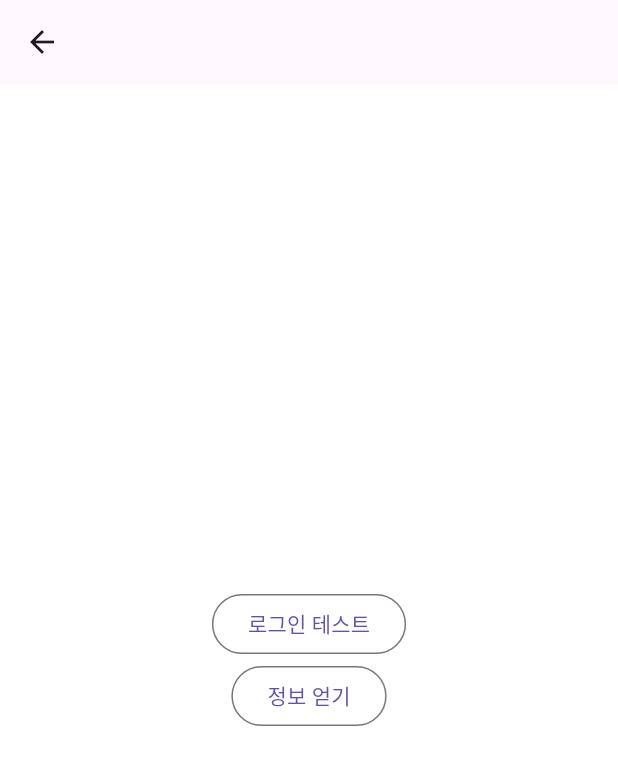
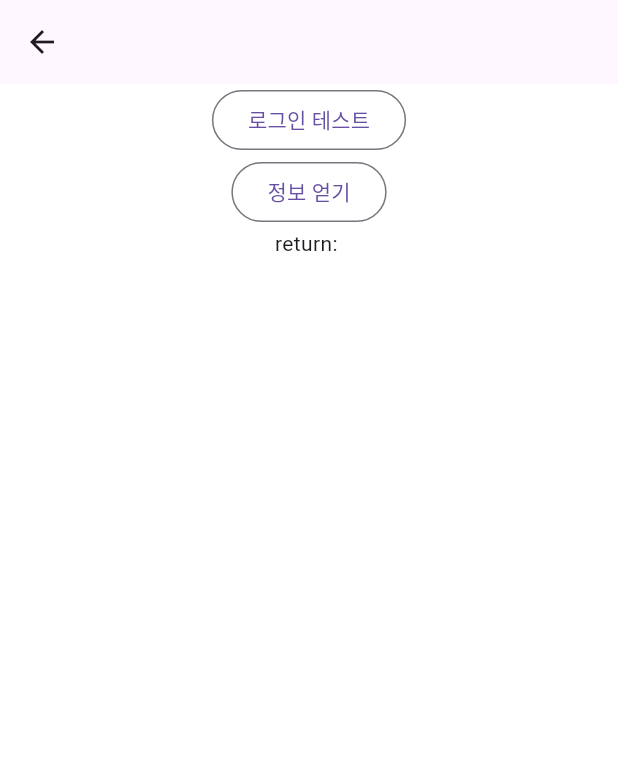
Before and after one commit to hconnectdx/hcm_core, a Flutter app: the DioView screen opened by its route, on a phone screen of 412 x 824 dp. Shown: the top 765 px of the screen. Run offline on Flutter 3.47's test engine with Material 3 defaults, Android fonts, the phone set to English and light mode, and no system bars; our stand-ins replace dio, flutter_blue_plus, flutter_secure_storage, get, hive_flutter, logger and 2 more; accounts and stored records are empty; generated files the repository leaves out were written again; Roboto replaces fonts that are missing (SpoqaHanSansNeo).

```diff
--- a/example/lib/view/ble/ble_view.dart
+++ b/example/lib/view/ble/ble_view.dart
@@ -2,7 +2,6 @@ import 'package:flutter/material.dart';
 import 'package:hcm_core/core/ble/view/ble_scan_view.dart';
 
 class BleView {
-  @override
   Widget build(BuildContext context) {
     return Scaffold(
       appBar: AppBar(),
--- a/example/lib/view/dio/repository/auth_repository.dart
+++ b/example/lib/view/dio/repository/auth_repository.dart
@@ -67,15 +67,16 @@ class AuthRepository {
     return null;
   }
 
-  Future<MyInfo?> getMyInfo() async {
+  Future<String?> getMyInfo() async {
     try {
       final response = await AccountApi(HCApi.dio).getMyInfo();
-      return response;
+      return response.data?.toJson().toString();
     } on APIException catch (e) {
       Logger().e("APIException: ${e}");
+      return e.error.toString();
     } on Exception catch (e) {
       Logger().e("Exception: ${e}");
+      return e.toString();
     }
-    return null;
   }
 }
--- a/example/lib/view/dio/ui/dio_view.dart
+++ b/example/lib/view/dio/ui/dio_view.dart
@@ -1,52 +1,25 @@
 import 'package:flutter/material.dart';
-import 'package:flutter_secure_storage/flutter_secure_storage.dart';
-import 'package:get/get.dart';
-import 'package:hcm_core/core/dio/hc_api.dart';
-import 'package:hcm_core_example/view/dio/model/login.dart';
 import 'package:hcm_core_example/view/dio/repository/auth_repository.dart';
-import 'package:logger/logger.dart';
 
-class DioView extends GetView {
-  const DioView({super.key});
+class DioView extends StatefulWidget {
+  DioView({Key? key}) : super(key: key);
+
+  @override
+  _DioViewState createState() => _DioViewState();
+}
+
+class _DioViewState extends State<DioView> {
+  var text = "";
 
   @override
   Widget build(BuildContext context) {
-    HCApi.initialize(
-      baseUrl: 'https://ichms.hconnect.co.kr',
-      refreshAccessToken: () async {
-        HCApi.refreshHeader();
-        FlutterSecureStorage storage = FlutterSecureStorage();
-        String refreshToken = await storage.read(key: "refreshToken") ?? "";
-
-        try {
-          Login? response =
-              await AuthRepository().refreshToken(refreshToken: refreshToken);
-
-          if (response == null || response.retCd == 3) {
-            Logger().e("로그인 페이지로");
-            return null;
-          }
-
-          String newAccessToken = response.accessToken ?? "";
-          String newRefreshToken = response.refreshToken ?? "";
-
-          await storage.write(key: "accessToken", value: newAccessToken);
-          await storage.write(key: "refreshToken", value: newRefreshToken);
-
-          return newAccessToken;
-        } catch (e) {
-          Logger().e("Exception: ${e}");
-          // 로그아웃
-          return null;
-        }
-      },
-    );
-
     return Scaffold(
       appBar: AppBar(),
-      body: Center(
+      body: Container(
+        width: double.infinity,
         child: Column(
-          mainAxisAlignment: MainAxisAlignment.center,
+          mainAxisAlignment: MainAxisAlignment.start,
+          crossAxisAlignment: CrossAxisAlignment.center,
           children: [
             OutlinedButton(
               onPressed: () async {
@@ -57,13 +30,82 @@ class DioView extends GetView {
             ),
             OutlinedButton(
               onPressed: () async {
-                await AuthRepository().getMyInfo();
+                text = await AuthRepository().getMyInfo() ?? "";
+                setState(() {});
               },
               child: const Text('정보 얻기'),
             ),
+            Text("return: ${text}"),
           ],
         ),
       ),
     );
   }
 }
+
+
+// class DioView extends GetView {
+//   DioView({super.key});
+//   var text = "";
+
+//   @override
+//   Widget build(BuildContext context) {
+//     HCApi.initialize(
+//       baseUrl: 'https://ichms.hconnect.co.kr',
+//       refreshAccessToken: () async {
+//         HCApi.refreshHeader();
+//         FlutterSecureStorage storage = FlutterSecureStorage();
+//         String refreshToken = await storage.read(key: "refreshToken") ?? "";
+
+//         try {
+//           Login? response =
+//               await AuthRepository().refreshToken(refreshToken: refreshToken);
+
+//           if (response == null || response.retCd == 3) {
+//             Logger().e("로그인 페이지로");
+//             return null;
+//           }
+
+//           String newAccessToken = response.accessToken ?? "";
+//           String newRefreshToken = response.refreshToken ?? "";
+
+//           await storage.write(key: "accessToken", value: newAccessToken);
+//           await storage.write(key: "refreshToken", value: newRefreshToken);
+
+//           return newAccessToken;
+//         } catch (e) {
+//           Logger().e("Exception: ${e}");
+//           // 로그아웃
+//           return null;
+//         }
+//       },
+//     );
+
+//     return Scaffold(
+//       appBar: AppBar(),
+//       body: Container(
+//         width: double.infinity,
+//         child: Column(
+//           mainAxisAlignment: MainAxisAlignment.start,
+//           crossAxisAlignment: CrossAxisAlignment.center,
+//           children: [
+//             OutlinedButton(
+//               onPressed: () async {
+//                 await AuthRepository()
+//                     .login(email: "test1@test.com", password: "1234");
+//               },
+//               child: const Text('로그인 테스트'),
+//             ),
+//             OutlinedButton(
+//               onPressed: () async {
+//                 await AuthRepository().getMyInfo();
+//               },
+//               child: const Text('정보 얻기'),
+//             ),
+//             Text(text),
+//           ],
+//         ),
+//       ),
+//     );
+//   }
+// }
--- a/example/lib/view/home_view.dart
+++ b/example/lib/view/home_view.dart
@@ -28,7 +28,7 @@ class HomeView extends GetView<HomeController> {
           ),
           OutlinedButton(
             onPressed: () {
-              Get.to(const DioView());
+              Get.to(DioView());
             },
             child: const Text('dio 샘플 확인'),
           ),
--- a/lib/core/dio/hc_api.dart
+++ b/lib/core/dio/hc_api.dart
@@ -1,7 +1,5 @@
 import 'package:dio/dio.dart';
 import 'package:hcm_core/core/dio/interceptor.dart';
-import 'package:hcm_core/core/hive/hc_db.dart';
-import 'package:logger/logger.dart';
 import 'package:pretty_dio_logger/pretty_dio_logger.dart';
 
 class HCApi {
@@ -10,9 +8,6 @@ class HCApi {
   static Future<String?> Function()? _refreshAccessToken;
   static Future<String?> Function()? get refreshAccessToken =>
       _refreshAccessToken;
-
-  /// TODO 401 오류 연속 발생 횟수 추적
-  static int _401count = 0;
 
   static void initialize({
     required String baseUrl,
@@ -45,7 +40,7 @@ class HCApi {
     };
   }
 
-  /// Update Access Token
+  // Update Access Token
   static void setAccessToken(String accessToken) {
     _dio.options.headers.addAll({'Authorization': 'Bearer $accessToken'});
   }
```
Also changed, not shown: example/lib/main.dart (+38 -2 lines), lib/core/dio/interceptor.dart (+20 -25 lines).
